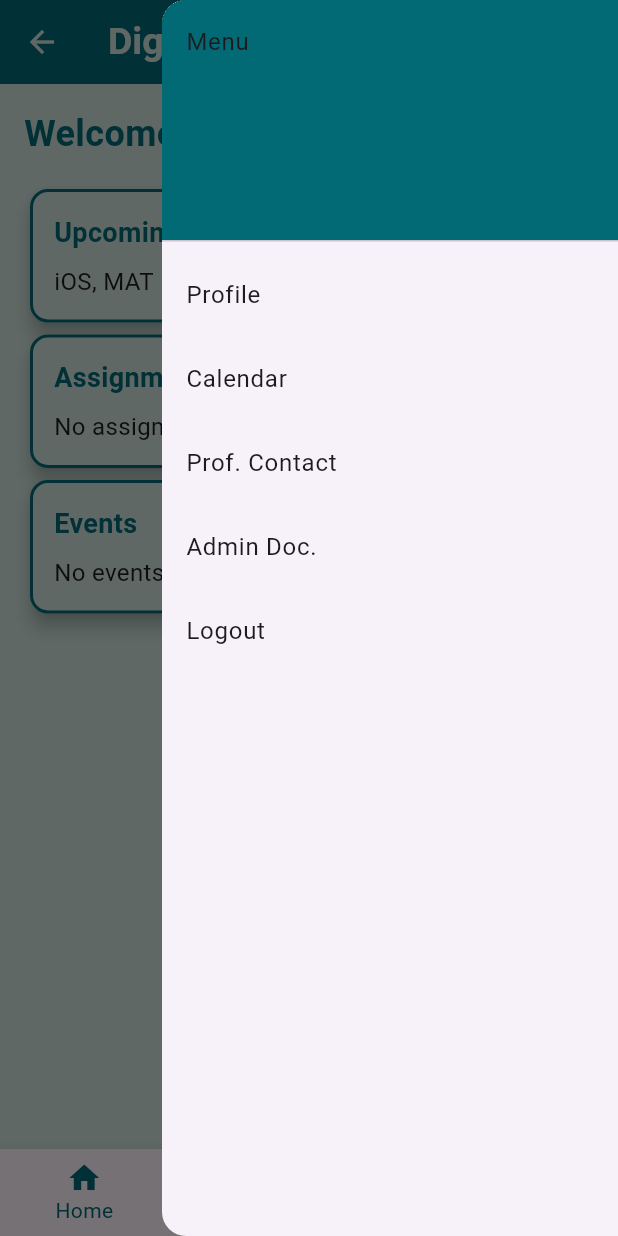
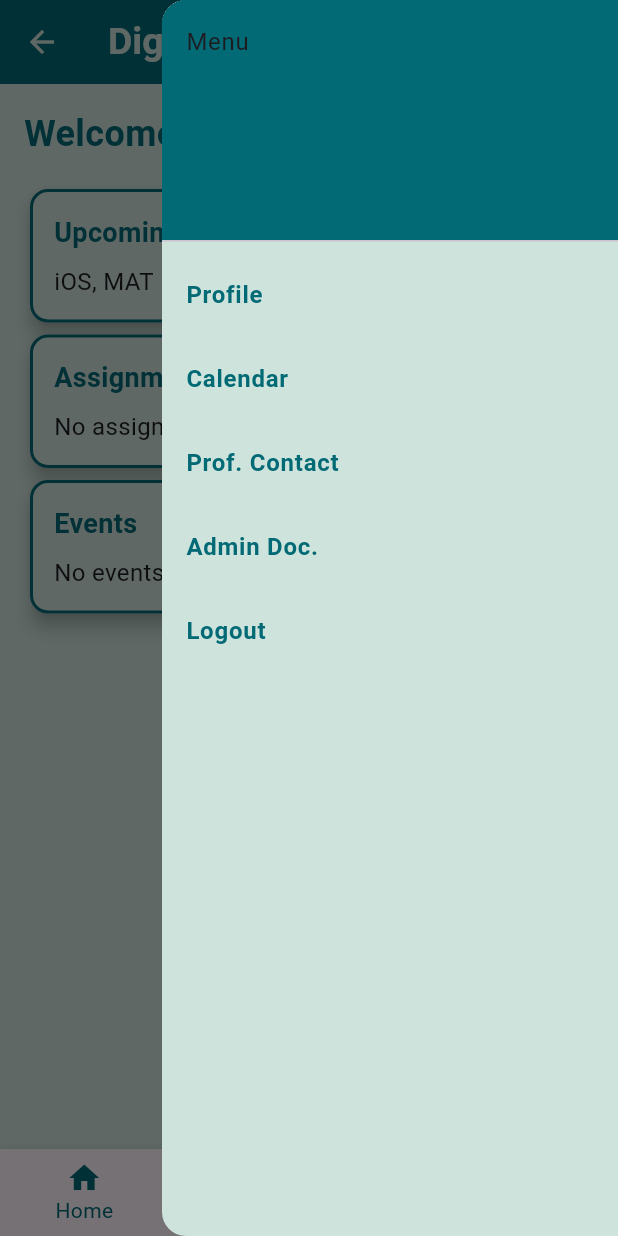
Before and after one commit to Naveen7300/digital_campus, a Flutter app: the MainScreen screen opened directly, with the side drawer open, on a phone screen of 412 x 824 dp. Run offline on Flutter 3.47's test engine with Material 3 defaults, Android fonts, the phone set to English and light mode, and no system bars; our stand-ins replace firebase_auth, firebase_core, firebase_database, table_calendar; missing offline and left inert: flutter_pdfview; accounts and stored records are empty.

Commit message:
Added admin_doc.dart and prof_contact.dart and link the navigation from main_screen.dart.

```diff
--- a/lib/main_screen.dart
+++ b/lib/main_screen.dart
@@ -1,10 +1,13 @@
+import 'package:digital_campus/login_page.dart';
 import 'package:flutter/material.dart';
+import 'package:flutter/services.dart';
+import 'admin_doc.dart';
+import 'prof_contact.dart';
 import 'home_page.dart';
 import 'attendance_page.dart';
 import 'academics_page.dart';
 import 'exam_page.dart';
 import 'chats_page.dart';
-import 'package:flutter/services.dart';
 import 'customAppBar.dart';
 import 'profile_page.dart';
 import 'events_page.dart';
@@ -155,6 +158,7 @@ class _MainScreenState extends State<MainScreen> {
         onTap: _onItemTapped,
       ),
       endDrawer: Drawer(
+        backgroundColor: const Color(0xFFCFE3DD),
         child: ListView(
           padding: EdgeInsets.zero,
           children: <Widget>[
@@ -165,7 +169,10 @@ class _MainScreenState extends State<MainScreen> {
               child: Text('Menu'), //TODO: Create new menu Drawerheader to display user image, name, ID, etc.
             ),
             ListTile(
-              title: const Text("Profile"),
+              title: const Text(
+                'Profile',
+                style: TextStyle(color: Color(0xFF026A75), fontWeight: FontWeight.bold),
+              ),
               onTap: () {
                 Navigator.pop(context);
                 Navigator.push(
@@ -177,7 +184,10 @@ class _MainScreenState extends State<MainScreen> {
               },
             ),
             ListTile(
-              title: const Text('Calendar'),
+              title: const Text(
+                'Calendar',
+                style: TextStyle(color: Color(0xFF026A75), fontWeight: FontWeight.bold),
+              ),
               onTap: () {
                 Navigator.push(
                   context,
@@ -188,15 +198,32 @@ class _MainScreenState extends State<MainScreen> {
               },
             ),
             ListTile(
-              title: const Text('Prof. Contact'),
+              title: const Text(
+                'Prof. Contact',
+                style: TextStyle(color: Color(0xFF026A75), fontWeight: FontWeight.bold),
+              ),
               onTap: () {
-                Navigator.pop(context);
+                Navigator.push(
+                  context,
+                  MaterialPageRoute(
+                    builder: (context) => ProfContactPage(),
+                  ),
+                );
               },
             ),
             ListTile(
-              title: const Text('Admin Doc.'),
+              title: const Text(
+                'Admin Doc.',
+                style: TextStyle(
+                    color: Color(0xFF026A75), fontWeight: FontWeight.bold),
+              ),
               onTap: () {
-                Navigator.pop(context);
+                Navigator.push(
+                  context,
+                  MaterialPageRoute(
+                    builder: (context) => AdminDocPage(),
+                  ),
+                );
               },
             ),
             /*ListTile(
@@ -212,9 +239,17 @@ class _MainScreenState extends State<MainScreen> {
               },
             ),*/
             ListTile(
-              title: const Text('Logout'),
+              title: const Text(
+                'Logout',
+                style: TextStyle(color: Color(0xFF026A75), fontWeight: FontWeight.bold),
+              ),
               onTap: () {
-                Navigator.pop(context);
+                Navigator.push(
+                  context,
+                  MaterialPageRoute(
+                    builder: (context) => LoginPage(),
+                  ),
+                );
               },
             ),
           ],
```
Also changed, not shown: lib/admin_doc.dart (added, +37 -0 lines), lib/prof_contact.dart (added, +37 -0 lines).
